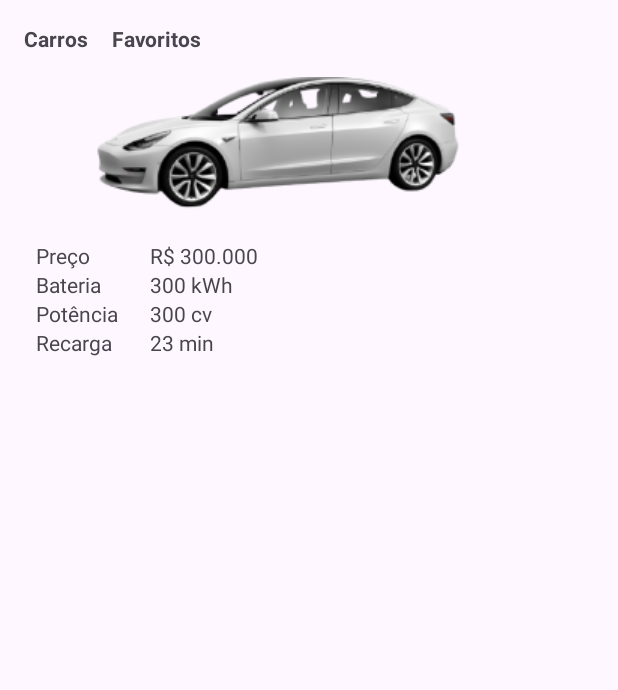
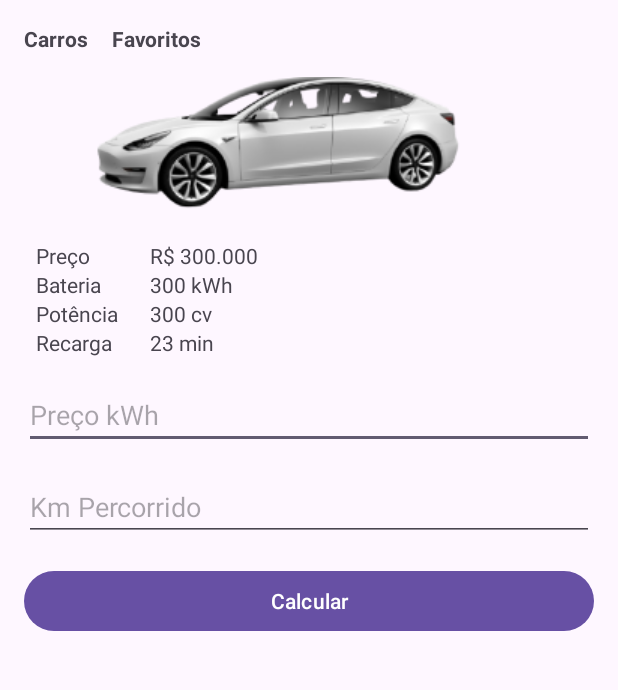
Before and after one commit to alinecarvalhopro/carros-eletricos-app, an Android app: the screen it shows after launch (MainActivity), on a phone screen of 412 x 824 dp, the part 77-767 px from its top. Run offline under Robolectric (Android 15) with nearby library versions, the phone set to English and light mode, and no system bars.

Commit message:
feat: Captura e cáculo de valores

```diff
--- a/app/src/main/java/com/example/carroseletricosapp/MainActivity.kt
+++ b/app/src/main/java/com/example/carroseletricosapp/MainActivity.kt
@@ -2,10 +2,41 @@ package com.example.carroseletricosapp
 
 import androidx.appcompat.app.AppCompatActivity
 import android.os.Bundle
+import android.util.Log
+import android.widget.Button
+import android.widget.EditText
+import android.widget.TextView
 
 class MainActivity : AppCompatActivity() {
+    lateinit var precokwh: EditText
+    lateinit var kmPercorrido: EditText
+    lateinit var btnCalcular: Button
+    lateinit var resultado: TextView
+
     override fun onCreate(savedInstanceState: Bundle?) {
         super.onCreate(savedInstanceState)
         setContentView(R.layout.activity_main)
+        configurarViews()
+        configurarListeners()
+    }
+
+    fun configurarViews() {
+        precokwh = findViewById(R.id.et_preco_kwh)
+        kmPercorrido = findViewById(R.id.et_km_percorrido)
+        btnCalcular = findViewById(R.id.btn_calcular)
+        resultado = findViewById(R.id.tv_resultado)
+    }
+
+    fun configurarListeners() {
+        btnCalcular.setOnClickListener {
+            calcular()
+        }
+    }
+
+    fun calcular() {
+        val preco = precokwh.text.toString().toFloat()
+        val km = kmPercorrido.text.toString() .toFloat()
+        val calculo = preco / km
+        resultado.text = calculo.toString()
     }
 }
--- a/app/src/main/res/layout/activity_main.xml
+++ b/app/src/main/res/layout/activity_main.xml
@@ -128,5 +128,51 @@
         app:layout_constraintStart_toEndOf="@id/tv_recarga"
         app:layout_constraintTop_toBottomOf="@id/tv_potencia_value"/>
 
+    <EditText
+        android:id="@+id/et_preco_kwh"
+        android:layout_width="0dp"
+        android:layout_height="wrap_content"
+        android:ems="10"
+        android:layout_margin="16dp"
+        android:hint="@string/preco_kwh"
+        android:inputType="numberDecimal"
+        android:maxLength="10"
+        app:layout_constraintEnd_toEndOf="parent"
+        app:layout_constraintStart_toStartOf="parent"
+        app:layout_constraintTop_toBottomOf="@+id/tv_recarga_value"/>
+
+    <EditText
+        android:id="@+id/et_km_percorrido"
+        android:layout_width="0dp"
+        android:layout_height="wrap_content"
+        android:ems="10"
+        android:layout_margin="16dp"
+        android:hint="@string/km_percorrido"
+        android:inputType="numberDecimal"
+        android:maxLength="10"
+        app:layout_constraintEnd_toEndOf="parent"
+        app:layout_constraintStart_toStartOf="parent"
+        app:layout_constraintTop_toBottomOf="@+id/et_preco_kwh"/>
+
+    <Button
+        android:id="@+id/btn_calcular"
+        android:layout_width="0dp"
+        android:layout_height="wrap_content"
+        android:layout_margin="16dp"
+        app:layout_constraintTop_toBottomOf="@id/et_km_percorrido"
+        app:layout_constraintEnd_toEndOf="parent"
+        app:layout_constraintStart_toStartOf="parent"
+        android:text="@string/calcular"
+        />
+
+    <TextView
+        android:id="@+id/tv_resultado"
+        android:layout_width="wrap_content"
+        android:layout_height="wrap_content"
+        android:layout_margin="16dp"
+        app:layout_constraintTop_toBottomOf="@id/btn_calcular"
+        app:layout_constraintStart_toStartOf="parent"
+        />
+
 
 </androidx.constraintlayout.widget.ConstraintLayout>
--- a/app/src/main/res/values/strings.xml
+++ b/app/src/main/res/values/strings.xml
@@ -6,4 +6,7 @@
     <string name="bateria">Bateria</string>
     <string name="potencia">Potência</string>
     <string name="recarga">Recarga</string>
+    <string name="preco_kwh">Preço kWh</string>
+    <string name="km_percorrido">Km Percorrido</string>
+    <string name="calcular">Calcular</string>
 </resources>
```
